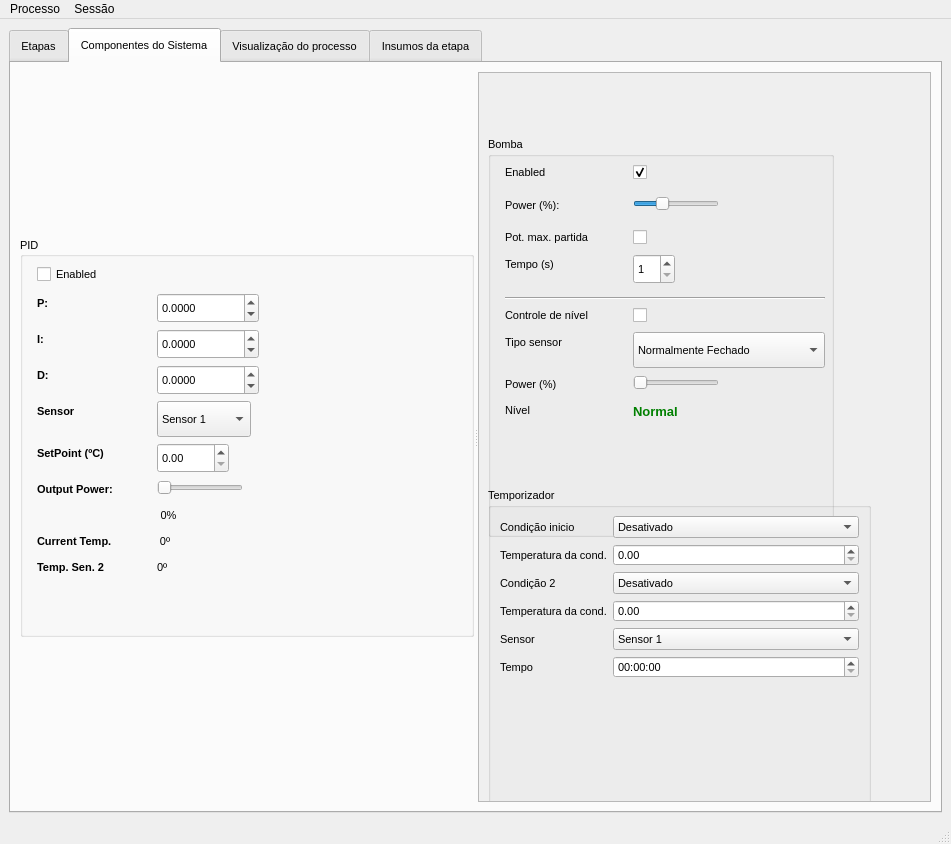
This is mainwindow.ui in cristhianwb/BebumBrew as Qt 5 draws it before an edit. The edited form follows.
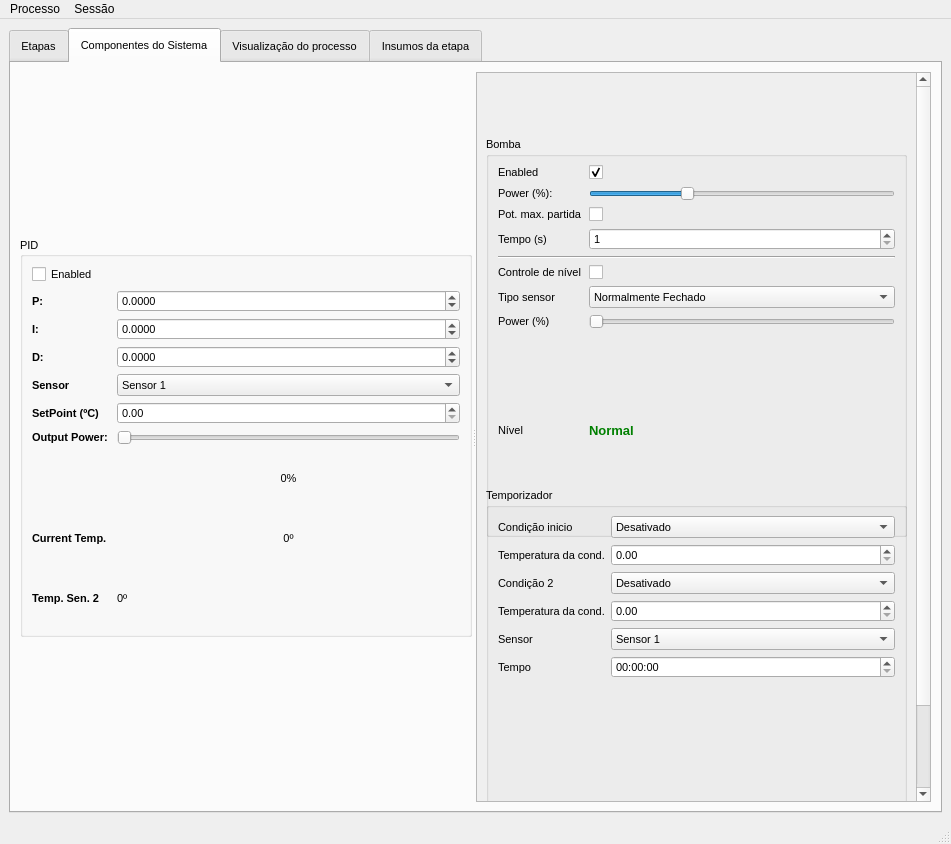
This is the edited form. The open tabs and pages were chosen to show the change. Icons and pictures are not drawn.

The edit to the form file:
```diff
--- a/mainwindow.ui
+++ b/mainwindow.ui
@@ -258,28 +258,16 @@
               <property name="checkable">
                <bool>false</bool>
               </property>
+              <layout class="QGridLayout" name="gridLayout_3">
+               <item row="0" column="0">
               <widget class="QCheckBox" name="ChkPidEnabled">
-               <property name="geometry">
-                <rect>
-                 <x>17</x>
-                 <y>25</y>
-                 <width>87</width>
-                 <height>25</height>
-                </rect>
-               </property>
                <property name="text">
                 <string>Enabled</string>
                </property>
               </widget>
+               </item>
+               <item row="1" column="0">
               <widget class="QLabel" name="pLabel">
-               <property name="geometry">
-                <rect>
-                 <x>17</x>
-                 <y>56</y>
-                 <width>16</width>
-                 <height>20</height>
-                </rect>
-               </property>
                <property name="font">
                 <font>
                  <weight>75</weight>
@@ -293,15 +281,9 @@
                 <enum>Qt::PlainText</enum>
                </property>
               </widget>
+               </item>
+               <item row="1" column="1">
               <widget class="QDoubleSpinBox" name="PField">
-               <property name="geometry">
-                <rect>
-                 <x>137</x>
-                 <y>56</y>
-                 <width>102</width>
-                 <height>30</height>
-                </rect>
-               </property>
                <property name="decimals">
                 <number>4</number>
                </property>
@@ -315,15 +297,9 @@
                 <double>0.001000000000000</double>
                </property>
               </widget>
+               </item>
+               <item row="2" column="0">
               <widget class="QLabel" name="iLabel">
-               <property name="geometry">
-                <rect>
-                 <x>17</x>
-                 <y>92</y>
-                 <width>16</width>
-                 <height>20</height>
-                </rect>
-               </property>
                <property name="font">
                 <font>
                  <weight>75</weight>
@@ -334,15 +310,9 @@
                 <string>I:</string>
                </property>
               </widget>
+               </item>
+               <item row="2" column="1">
               <widget class="QDoubleSpinBox" name="IField">
-               <property name="geometry">
-                <rect>
-                 <x>137</x>
-                 <y>92</y>
-                 <width>102</width>
-                 <height>30</height>
-                </rect>
-               </property>
                <property name="decimals">
                 <number>4</number>
                </property>
@@ -356,15 +326,9 @@
                 <double>0.001000000000000</double>
                </property>
               </widget>
+               </item>
+               <item row="3" column="0">
               <widget class="QLabel" name="dLabel">
-               <property name="geometry">
-                <rect>
-                 <x>17</x>
-                 <y>128</y>
-                 <width>17</width>
-                 <height>20</height>
-                </rect>
-               </property>
                <property name="font">
                 <font>
                  <weight>75</weight>
@@ -375,15 +339,9 @@
                 <string>D:</string>
                </property>
               </widget>
+               </item>
+               <item row="3" column="1">
               <widget class="QDoubleSpinBox" name="DField">
-               <property name="geometry">
-                <rect>
-                 <x>137</x>
-                 <y>128</y>
-                 <width>102</width>
-                 <height>30</height>
-                </rect>
-               </property>
                <property name="decimals">
                 <number>4</number>
                </property>
@@ -397,15 +355,9 @@
                 <double>0.001000000000000</double>
                </property>
               </widget>
+               </item>
+               <item row="4" column="0">
               <widget class="QLabel" name="lbPidSenSelect">
-               <property name="geometry">
-                <rect>
-                 <x>17</x>
-                 <y>164</y>
-                 <width>52</width>
-                 <height>20</height>
-                </rect>
-               </property>
                <property name="font">
                 <font>
                  <weight>75</weight>
@@ -416,15 +368,9 @@
                 <string>Sensor</string>
                </property>
               </widget>
+               </item>
+               <item row="4" column="1">
               <widget class="QComboBox" name="cbPidSenSelect">
-               <property name="geometry">
-                <rect>
-                 <x>137</x>
-                 <y>164</y>
-                 <width>94</width>
-                 <height>36</height>
-                </rect>
-               </property>
                <item>
                 <property name="text">
                  <string>Sensor 1</string>
@@ -436,15 +382,9 @@
                 </property>
                </item>
               </widget>
+               </item>
+               <item row="5" column="0">
               <widget class="QLabel" name="setPointLabel">
-               <property name="geometry">
-                <rect>
-                 <x>17</x>
-                 <y>206</y>
-                 <width>94</width>
-                 <height>20</height>
-                </rect>
-               </property>
                <property name="font">
                 <font>
                  <weight>75</weight>
@@ -455,28 +395,16 @@
                 <string>SetPoint (ºC)</string>
                </property>
               </widget>
+               </item>
+               <item row="5" column="1">
               <widget class="QDoubleSpinBox" name="SPField">
-               <property name="geometry">
-                <rect>
-                 <x>137</x>
-                 <y>206</y>
-                 <width>72</width>
-                 <height>30</height>
-                </rect>
-               </property>
                <property name="maximum">
                 <double>100.000000000000000</double>
                </property>
               </widget>
+               </item>
+               <item row="6" column="0">
               <widget class="QLabel" name="outLabel">
-               <property name="geometry">
-                <rect>
-                 <x>17</x>
-                 <y>242</y>
-                 <width>114</width>
-                 <height>20</height>
-                </rect>
-               </property>
                <property name="font">
                 <font>
                  <weight>75</weight>
@@ -487,15 +415,9 @@
                 <string>Output Power: </string>
                </property>
               </widget>
+               </item>
+               <item row="6" column="1">
               <widget class="QSlider" name="sliderOutPower">
-               <property name="geometry">
-                <rect>
-                 <x>137</x>
-                 <y>242</y>
-                 <width>86</width>
-                 <height>18</height>
-                </rect>
-               </property>
                <property name="maximum">
                 <number>100</number>
                </property>
@@ -503,15 +425,9 @@
                 <enum>Qt::Horizontal</enum>
                </property>
               </widget>
+               </item>
+               <item row="7" column="1">
               <widget class="QLabel" name="labelOutPower">
-               <property name="geometry">
-                <rect>
-                 <x>137</x>
-                 <y>268</y>
-                 <width>23</width>
-                 <height>20</height>
-                </rect>
-               </property>
                <property name="text">
                 <string>0%</string>
                </property>
@@ -519,15 +435,9 @@
                 <set>Qt::AlignCenter</set>
                </property>
               </widget>
+               </item>
+               <item row="8" column="0">
               <widget class="QLabel" name="currentTempCLabel">
-               <property name="geometry">
-                <rect>
-                 <x>17</x>
-                 <y>294</y>
-                 <width>110</width>
-                 <height>20</height>
-                </rect>
-               </property>
                <property name="font">
                 <font>
                  <weight>75</weight>
@@ -538,15 +448,9 @@
                 <string>Current Temp.</string>
                </property>
               </widget>
+               </item>
+               <item row="8" column="1">
               <widget class="QLabel" name="labelTemp">
-               <property name="geometry">
-                <rect>
-                 <x>137</x>
-                 <y>294</y>
-                 <width>16</width>
-                 <height>20</height>
-                </rect>
-               </property>
                <property name="font">
                 <font>
                  <italic>false</italic>
@@ -560,15 +464,9 @@
                 <set>Qt::AlignCenter</set>
                </property>
               </widget>
+               </item>
+               <item row="9" column="0">
               <widget class="QLabel" name="label_2">
-               <property name="geometry">
-                <rect>
-                 <x>17</x>
-                 <y>320</y>
-                 <width>95</width>
-                 <height>20</height>
-                </rect>
-               </property>
                <property name="font">
                 <font>
                  <weight>75</weight>
@@ -579,19 +477,15 @@
                 <string>Temp. Sen. 2</string>
                </property>
               </widget>
+               </item>
+               <item row="9" column="1">
               <widget class="QLabel" name="labelTemp2">
-               <property name="geometry">
-                <rect>
-                 <x>137</x>
-                 <y>320</y>
-                 <width>16</width>
-                 <height>20</height>
-                </rect>
-               </property>
                <property name="text">
                 <string>0º</string>
                </property>
               </widget>
+               </item>
+              </layout>
              </widget>
             </item>
            </layout>
@@ -611,7 +505,7 @@
               </property>
               <property name="minimumSize">
                <size>
-                <width>300</width>
+                <width>200</width>
                 <height>0</height>
                </size>
               </property>
@@ -628,7 +522,7 @@
                <bool>false</bool>
               </property>
               <property name="horizontalScrollBarPolicy">
-               <enum>Qt::ScrollBarAlwaysOff</enum>
+               <enum>Qt::ScrollBarAsNeeded</enum>
               </property>
               <property name="widgetResizable">
                <bool>true</bool>
@@ -644,8 +538,8 @@
                 <rect>
                  <x>0</x>
                  <y>0</y>
-                 <width>538</width>
-                 <height>710</height>
+                 <width>524</width>
+                 <height>824</height>
                 </rect>
                </property>
                <property name="sizePolicy">
@@ -654,15 +548,9 @@
                  <verstretch>0</verstretch>
                 </sizepolicy>
                </property>
+               <layout class="QVBoxLayout" name="verticalLayout_3">
+                <item>
                <widget class="QGroupBox" name="grpBomb">
-                <property name="geometry">
-                 <rect>
-                  <x>9</x>
-                  <y>64</y>
-                  <width>346</width>
-                  <height>400</height>
-                 </rect>
-                </property>
                 <property name="sizePolicy">
                  <sizepolicy hsizetype="Preferred" vsizetype="Expanding">
                   <horstretch>0</horstretch>
@@ -684,54 +572,30 @@
                 <property name="title">
                  <string>Bomba</string>
                 </property>
+                  <layout class="QGridLayout" name="gridLayout">
+                   <item row="0" column="0">
                 <widget class="QLabel" name="enabledLabel">
-                 <property name="geometry">
-                  <rect>
-                   <x>17</x>
-                   <y>25</y>
-                   <width>57</width>
-                   <height>20</height>
-                  </rect>
-                 </property>
                  <property name="text">
                   <string>Enabled</string>
                  </property>
                 </widget>
+                   </item>
+                   <item row="0" column="1">
                 <widget class="QCheckBox" name="chkPumpEnabled">
-                 <property name="geometry">
-                  <rect>
-                   <x>145</x>
-                   <y>25</y>
-                   <width>20</width>
-                   <height>21</height>
-                  </rect>
-                 </property>
                  <property name="checked">
                   <bool>true</bool>
                  </property>
                 </widget>
+                   </item>
+                   <item row="1" column="0">
                 <widget class="QLabel" name="powerLabel">
-                 <property name="geometry">
-                  <rect>
-                   <x>17</x>
-                   <y>58</y>
-                   <width>78</width>
-                   <height>20</height>
-                  </rect>
-                 </property>
                  <property name="text">
                   <string>Power (%): </string>
                  </property>
                 </widget>
+                   </item>
+                   <item row="1" column="1">
                 <widget class="QSlider" name="sliderPumpPower">
-                 <property name="geometry">
-                  <rect>
-                   <x>145</x>
-                   <y>58</y>
-                   <width>86</width>
-                   <height>18</height>
-                  </rect>
-                 </property>
                  <property name="maximum">
                   <number>255</number>
                  </property>
@@ -742,41 +606,23 @@
                   <enum>Qt::Horizontal</enum>
                  </property>
                 </widget>
+                   </item>
+                   <item row="2" column="0">
                 <widget class="QLabel" name="label_15">
-                 <property name="geometry">
-                  <rect>
-                   <x>17</x>
-                   <y>90</y>
-                   <width>122</width>
-                   <height>20</height>
-                  </rect>
-                 </property>
                  <property name="text">
                   <string>Pot. max. partida</string>
                  </property>
                 </widget>
+                   </item>
+                   <item row="2" column="1">
                 <widget class="QCheckBox" name="chkBurst">
-                 <property name="geometry">
-                  <rect>
-                   <x>145</x>
-                   <y>90</y>
-                   <width>20</width>
-                   <height>21</height>
-                  </rect>
-                 </property>
                  <property name="text">
                   <string/>
                  </property>
                 </widget>
+                   </item>
+                   <item row="3" column="0">
                 <widget class="QLabel" name="label_16">
-                 <property name="geometry">
-                  <rect>
-                   <x>17</x>
-                   <y>117</y>
-                   <width>70</width>
-                   <height>20</height>
-                  </rect>
-                 </property>
                  <property name="sizePolicy">
                   <sizepolicy hsizetype="Preferred" vsizetype="Preferred">
                    <horstretch>0</horstretch>
@@ -787,15 +633,9 @@
                   <string>Tempo (s)</string>
                  </property>
                 </widget>
+                   </item>
+                   <item row="3" column="1">
                 <widget class="QSpinBox" name="spinMaxPwrTime">
-                 <property name="geometry">
-                  <rect>
-                   <x>145</x>
-                   <y>117</y>
-                   <width>42</width>
-                   <height>30</height>
-                  </rect>
-                 </property>
                  <property name="minimum">
                   <number>1</number>
                  </property>
@@ -803,28 +643,16 @@
                   <number>20</number>
                  </property>
                 </widget>
+                   </item>
+                   <item row="4" column="0" colspan="2">
                 <widget class="Line" name="line">
-                 <property name="geometry">
-                  <rect>
-                   <x>17</x>
-                   <y>153</y>
-                   <width>320</width>
-                   <height>16</height>
-                  </rect>
-                 </property>
                  <property name="orientation">
                   <enum>Qt::Horizontal</enum>
                  </property>
                 </widget>
+                   </item>
+                   <item row="5" column="0">
                 <widget class="QLabel" name="label_10">
-                 <property name="geometry">
-                  <rect>
-                   <x>17</x>
-                   <y>168</y>
-                   <width>120</width>
-                   <height>20</height>
-                  </rect>
-                 </property>
                  <property name="toolTip">
                   <string extracomment="Definir esta potência para a bomba quando a panela atingir o nível máximo"/>
                  </property>
@@ -832,41 +660,44 @@
                   <string>Controle de nível</string>
                  </property>
                 </widget>
+                   </item>
+                   <item row="5" column="1">
                 <widget class="QCheckBox" name="chkLevelControl">
-                 <property name="geometry">
-                  <rect>
-                   <x>145</x>
-                   <y>168</y>
-                   <width>20</width>
-                   <height>21</height>
-                  </rect>
-                 </property>
                  <property name="text">
                   <string/>
                  </property>
                 </widget>
+                   </item>
+                   <item row="6" column="0">
+                    <widget class="QLabel" name="tipoSensorLabel">
+                     <property name="text">
+                      <string>Tipo sensor</string>
+                     </property>
+                    </widget>
+                   </item>
+                   <item row="6" column="1">
+                    <widget class="QComboBox" name="cbSensorType">
+                     <item>
+                      <property name="text">
+                       <string>Normalmente Fechado</string>
+                      </property>
+                     </item>
+                     <item>
+                      <property name="text">
+                       <string>Normalmente Aberto</string>
+                      </property>
+                     </item>
+                    </widget>
+                   </item>
+                   <item row="7" column="0">
                 <widget class="QLabel" name="label_11">
-                 <property name="geometry">
-                  <rect>
-                   <x>17</x>
-                   <y>237</y>
-                   <width>70</width>
-                   <height>20</height>
-                  </rect>
-                 </property>
                  <property name="text">
                   <string>Power (%)</string>
                  </property>
                 </widget>
+                   </item>
+                   <item row="7" column="1">
                 <widget class="QSlider" name="sliderPumpPowerHigh">
-                 <property name="geometry">
-                  <rect>
-                   <x>145</x>
-                   <y>237</y>
-                   <width>86</width>
-                   <height>18</height>
-                  </rect>
-                 </property>
                  <property name="maximum">
                   <number>255</number>
                  </property>
@@ -874,28 +705,16 @@
                   <enum>Qt::Horizontal</enum>
                  </property>
                 </widget>
+                   </item>
+                   <item row="8" column="0">
                 <widget class="QLabel" name="label_14">
-                 <property name="geometry">
-                  <rect>
-                   <x>17</x>
-                   <y>263</y>
-                   <width>36</width>
-                   <height>20</height>
-                  </rect>
-                 </property>
                  <property name="text">
                   <string>Nível</string>
                  </property>
                 </widget>
+                   </item>
+                   <item row="8" column="1">
                 <widget class="QLabel" name="lbFloatState">
-                 <property name="geometry">
-                  <rect>
-                   <x>145</x>
-                   <y>263</y>
-                   <width>65</width>
-                   <height>23</height>
-                  </rect>
-                 </property>
                  <property name="font">
                   <font>
                    <pointsize>10</pointsize>
@@ -919,49 +738,12 @@
                   <enum>Qt::AutoText</enum>
                  </property>
                 </widget>
-                <widget class="QLabel" name="tipoSensorLabel">
-                 <property name="geometry">
-                  <rect>
-                   <x>17</x>
-                   <y>195</y>
-                   <width>83</width>
-                   <height>20</height>
-                  </rect>
-                 </property>
-                 <property name="text">
-                  <string>Tipo sensor</string>
-                 </property>
-                </widget>
-                <widget class="QComboBox" name="cbSensorType">
-                 <property name="geometry">
-                  <rect>
-                   <x>145</x>
-                   <y>195</y>
-                   <width>192</width>
-                   <height>36</height>
-                  </rect>
-                 </property>
-                 <item>
-                  <property name="text">
-                   <string>Normalmente Fechado</string>
-                  </property>
+                   </item>
+                  </layout>
+                 </widget>
                  </item>
                  <item>
-                  <property name="text">
-                   <string>Normalmente Aberto</string>
-                  </property>
-                 </item>
-                </widget>
-               </widget>
                <widget class="QGroupBox" name="grpTimer">
-                <property name="geometry">
-                 <rect>
-                  <x>9</x>
-                  <y>415</y>
-                  <width>383</width>
-                  <height>400</height>
-                 </rect>
-                </property>
                 <property name="sizePolicy">
                  <sizepolicy hsizetype="Preferred" vsizetype="Expanding">
                   <horstretch>0</horstretch>
@@ -1113,6 +895,8 @@
                  </item>
                 </layout>
                </widget>
+                </item>
+               </layout>
                <zorder>grpBomb</zorder>
                <zorder>grpTimer</zorder>
                <zorder>grpPID</zorder>
```
Left out of the diff: 36 changed lines with no effect on the pictures. Lines whose indentation alone changed are shown as unchanged.
